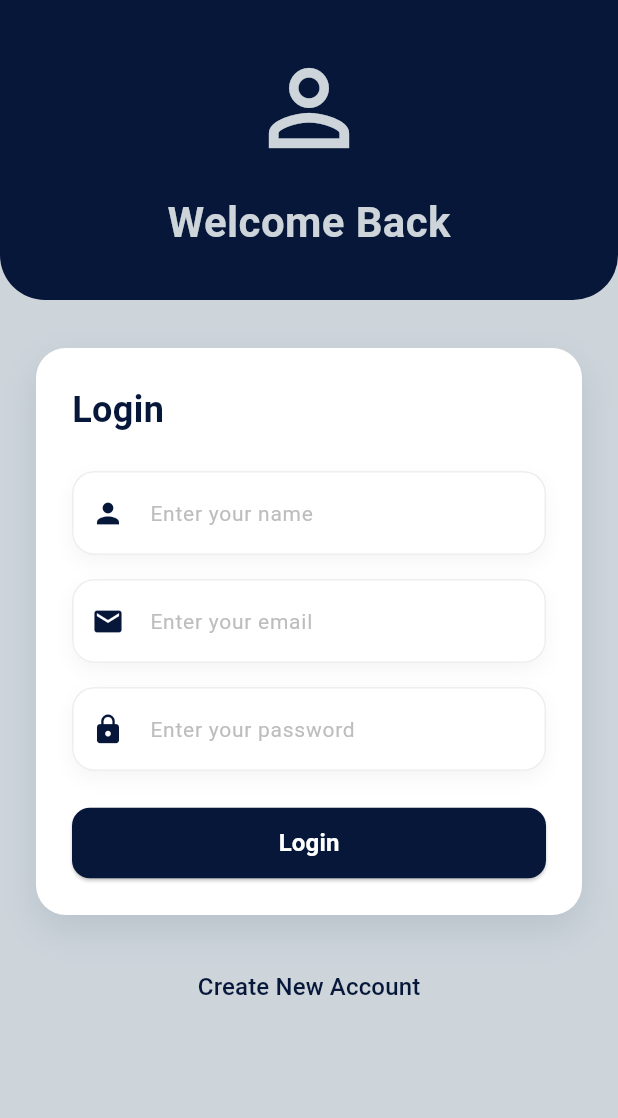
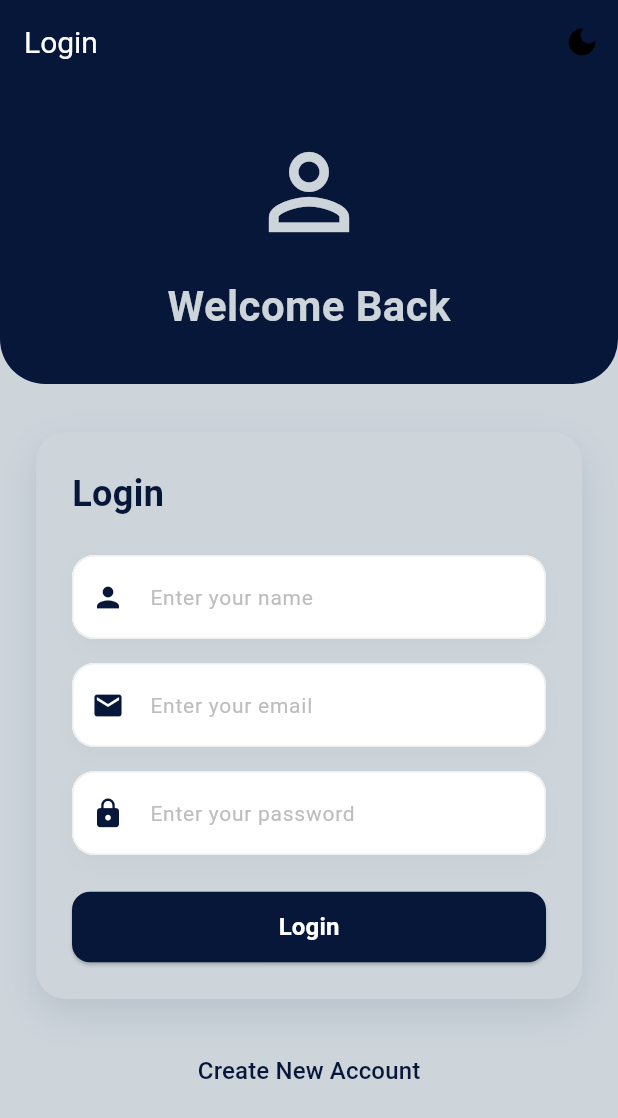
Before and after one commit to 5mod/learn_flutter, a Flutter app: the screen it shows after launch, on a phone screen of 412 x 824 dp. Shown: the top 1118 px of the screen. Run offline on Flutter 3.47's test engine with Material 3 defaults, Android fonts, the phone set to English and light mode, and no system bars; our stand-ins replace get.

Commit message:
Initial test for switching between themes

```diff
--- /dev/null
+++ b/lib/core/controllers/theme_controller.dart
@@ -0,0 +1,60 @@
+import 'package:get/get.dart';
+import 'package:flutter/material.dart';
+import 'package:learn_flutter/config/themes.dart';
+
+class ThemeController extends GetxController {
+  // Initial theme mode
+  var isDarkMode = false.obs;
+
+  // Toggle theme
+  void toggleTheme() {
+    isDarkMode.value = !isDarkMode.value;
+  }
+
+  // Get current theme
+  ThemeData get currentTheme {
+    return isDarkMode.value ? _darkTheme : _lightTheme;
+  }
+
+  // Define light theme
+  ThemeData get _lightTheme {
+    return ThemeData(
+      primaryColor: AppColors.darkBlue,
+      scaffoldBackgroundColor: AppColors.paleBlue,
+      appBarTheme: AppBarTheme(
+        backgroundColor: AppColors.darkBlue,
+        titleTextStyle: TextStyle(color: Colors.white, fontSize: 20),
+      ),
+      colorScheme: ColorScheme.light(
+        primary: AppColors.darkBlue,
+        secondary: AppColors.greyBlue,
+      ),
+      textTheme: TextTheme(
+        bodyLarge: TextStyle(color: AppColors.darkBlue),
+        bodyMedium: TextStyle(color: AppColors.greyBlue),
+      ),
+      // Add more theme properties as needed
+    );
+  }
+
+  // Define dark theme
+  ThemeData get _darkTheme {
+    return ThemeData(
+      primaryColor: AppColors.lightBlue,
+      scaffoldBackgroundColor: AppColors.darkBlue,
+      appBarTheme: AppBarTheme(
+        backgroundColor: AppColors.lightBlue,
+        titleTextStyle: TextStyle(color: Colors.black, fontSize: 20),
+      ),
+      colorScheme: ColorScheme.dark(
+        primary: AppColors.lightBlue,
+        secondary: AppColors.greyBlue,
+      ),
+      textTheme: TextTheme(
+        bodyLarge: TextStyle(color: Colors.white),
+        bodyMedium: TextStyle(color: AppColors.greyBlue),
+      ),
+      // Add more theme properties as needed
+    );
+  }
+}
--- a/lib/core/widgets/custom_card.dart
+++ b/lib/core/widgets/custom_card.dart
@@ -20,7 +20,7 @@ class CustomLoginCard extends StatelessWidget {
   Widget build(BuildContext context) {
     return Container(
       decoration: BoxDecoration(
-        color: Colors.white,
+        color: Theme.of(context).scaffoldBackgroundColor,
         borderRadius: BorderRadius.circular(20),
         boxShadow: [
           BoxShadow(
@@ -39,7 +39,7 @@ class CustomLoginCard extends StatelessWidget {
             Text(
               AppStrings.login,
               style: TextStyle(
-                color: AppColors.darkBlue,
+                color: Theme.of(context).primaryColor,
                 fontSize: 24,
                 fontWeight: FontWeight.bold,
               ),
--- a/lib/presentation/screens/login/login_screen.dart
+++ b/lib/presentation/screens/login/login_screen.dart
@@ -1,7 +1,9 @@
 import 'package:flutter/material.dart';
+import 'package:get/get.dart';
 import 'package:learn_flutter/config/themes.dart';
 import 'package:learn_flutter/core/constants/app_strings.dart';
 import 'package:learn_flutter/core/widgets/custom_card.dart';
+import 'package:learn_flutter/core/controllers/theme_controller.dart';
 
 class LoginScreen extends StatefulWidget {
   const LoginScreen({super.key});
@@ -14,6 +16,7 @@ class _LoginScreenState extends State<LoginScreen> {
   final TextEditingController _emailController = TextEditingController();
   final TextEditingController _passwordController = TextEditingController();
   final TextEditingController _nameController = TextEditingController();
+  final ThemeController themeController = Get.find();
 
   void _handleLogin() {
     _nameController.clear();
@@ -40,7 +43,19 @@ class _LoginScreenState extends State<LoginScreen> {
   @override
   Widget build(BuildContext context) {
     return Scaffold(
-      backgroundColor: AppColors.paleBlue,
+      appBar: AppBar(
+        title: const Text('Login'),
+        actions: [
+          IconButton(
+            icon: Icon(themeController.isDarkMode.value
+                ? Icons.light_mode
+                : Icons.dark_mode),
+            onPressed: () {
+              themeController.toggleTheme();
+            },
+          ),
+        ],
+      ),
       body: SafeArea(
         child: SingleChildScrollView(
           child: Column(
@@ -75,9 +90,7 @@ class _LoginScreenState extends State<LoginScreen> {
                   ],
                 ),
               ),
-
               const SizedBox(height: 32),
-
               Padding(
                 padding: const EdgeInsets.symmetric(horizontal: 24),
                 child: CustomLoginCard(
@@ -87,12 +100,9 @@ class _LoginScreenState extends State<LoginScreen> {
                   onLoginPressed: _handleLogin,
                 ),
               ),
-
               const SizedBox(height: 24),
-
               TextButton(
-                onPressed: () {
-                },
+                onPressed: () {},
                 child: Text(
                   AppStrings.createAccount,
                   style: TextStyle(
--- a/pubspec.yaml
+++ b/pubspec.yaml
@@ -35,6 +35,7 @@ dependencies:
   # The following adds the Cupertino Icons font to your application.
   # Use with the CupertinoIcons class for iOS style icons.
   cupertino_icons: ^1.0.6
+  get: ^4.6.6
 
 dev_dependencies:
   flutter_test:
```
Also changed, not shown: lib/core/widgets/custom_app_bar.dart (added, +38 -0 lines), lib/main.dart (+12 -112 lines), pubspec.lock.
